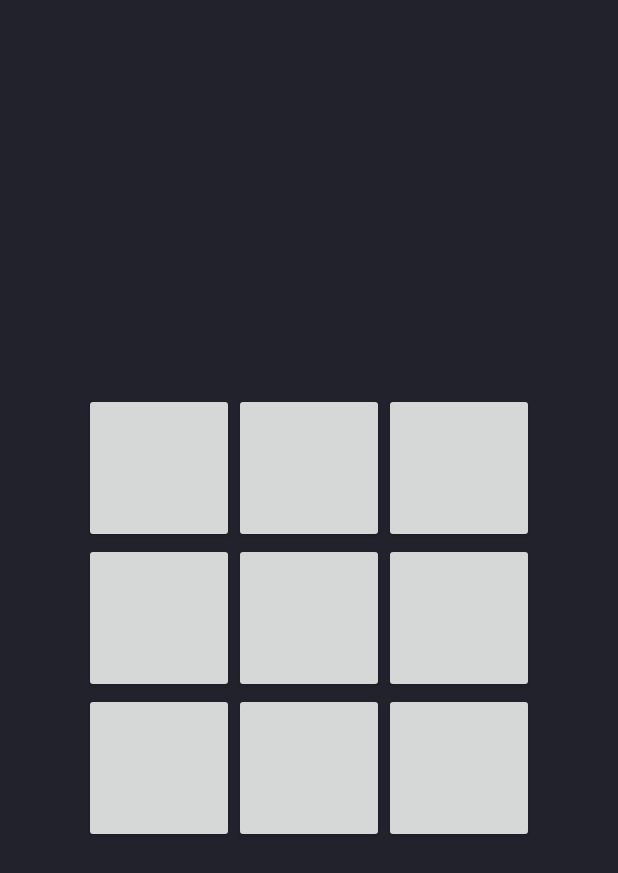
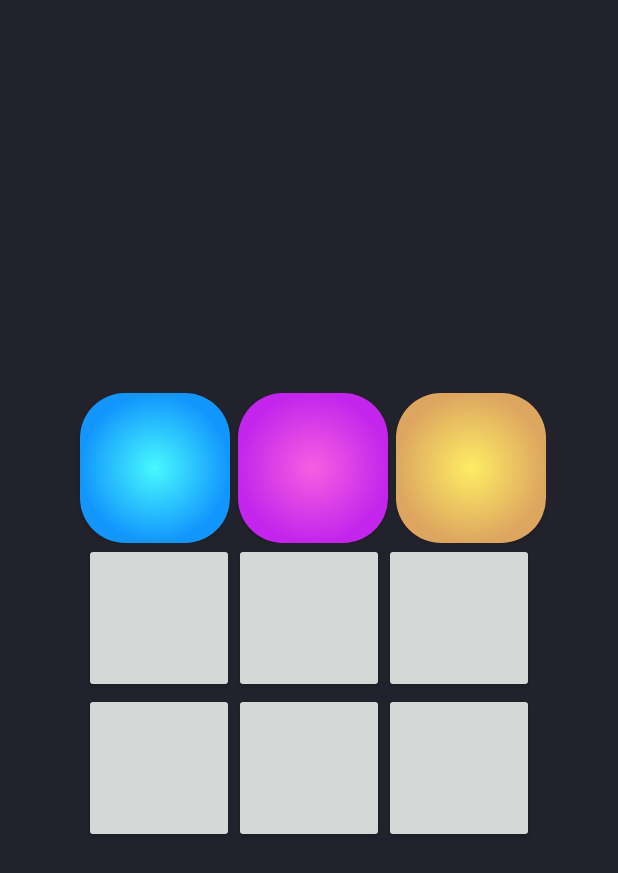
Before and after one commit to AskatDzhambulov/Android_drumPad, an Android app: the MainActivity screen opened directly, with no data from a screen before it, on a phone screen of 412 x 824 dp. Shown: the top 873 px of the screen. Run offline under Robolectric (Android 15) with nearby library versions, the light colour scheme and no system bars.

Commit message:
change 3 buttons colors

```diff
--- /dev/null
+++ b/app/src/main/res/drawable/blue_button.xml
@@ -0,0 +1,25 @@
+<?xml version="1.0" encoding="utf-8"?>
+<selector xmlns:android="http://schemas.android.com/apk/res/android">
+<item android:state_pressed="false">
+    <shape android:shape="rectangle">
+        <gradient android:startColor="@color/blueStartColor"
+            android:endColor="@color/blueEndColor"
+            android:type="radial"
+            android:angle="90"
+            android:gradientRadius="50dp"/>
+        <corners android:radius="30dp" />
+    </shape>
+</item>
+
+    <item android:state_pressed="true">
+        <shape android:shape="rectangle">
+            <gradient android:startColor="@color/blueStartColor"
+                android:endColor="@color/blueEndColor"
+                android:type="radial"
+                android:angle="90"
+                android:gradientRadius="100dp"/>
+            <corners android:radius="30dp" />
+        </shape>
+    </item>
+
+</selector>
--- /dev/null
+++ b/app/src/main/res/drawable/orange_button.xml
@@ -0,0 +1,25 @@
+<?xml version="1.0" encoding="utf-8"?>
+<selector xmlns:android="http://schemas.android.com/apk/res/android">
+<item android:state_pressed="false">
+    <shape android:shape="rectangle">
+        <gradient android:startColor="@color/orangeStartColor"
+            android:endColor="@color/orangeEndColor"
+            android:type="radial"
+            android:angle="90"
+            android:gradientRadius="50dp"/>
+        <corners android:radius="30dp" />
+    </shape>
+</item>
+
+    <item android:state_pressed="true">
+        <shape android:shape="rectangle">
+            <gradient android:startColor="@color/orangeStartColor"
+                android:endColor="@color/orangeEndColor"
+                android:type="radial"
+                android:angle="90"
+                android:gradientRadius="100dp"/>
+            <corners android:radius="30dp" />
+        </shape>
+    </item>
+
+</selector>
--- /dev/null
+++ b/app/src/main/res/drawable/purple_button.xml
@@ -0,0 +1,25 @@
+<?xml version="1.0" encoding="utf-8"?>
+<selector xmlns:android="http://schemas.android.com/apk/res/android">
+<item android:state_pressed="false">
+    <shape android:shape="rectangle">
+        <gradient android:startColor="@color/purpleStartColor"
+            android:endColor="@color/purpleEndColor"
+            android:type="radial"
+            android:angle="90"
+            android:gradientRadius="50dp"/>
+        <corners android:radius="30dp" />
+    </shape>
+</item>
+
+    <item android:state_pressed="true">
+        <shape android:shape="rectangle">
+            <gradient android:startColor="@color/purpleStartColor"
+                android:endColor="@color/purpleEndColor"
+                android:type="radial"
+                android:angle="90"
+                android:gradientRadius="100dp"/>
+            <corners android:radius="30dp" />
+        </shape>
+    </item>
+
+</selector>
--- a/app/src/main/res/layout/activity_main.xml
+++ b/app/src/main/res/layout/activity_main.xml
@@ -15,14 +15,20 @@
         android:layout_height="wrap_content"
         android:orientation="horizontal">
         <Button
+            android:background="@drawable/blue_button"
+            android:layout_marginLeft="5dp"
             android:onClick="playSound1"
             android:layout_width="100dp"
             android:layout_height="100dp" />
         <Button
+            android:background="@drawable/purple_button"
+            android:layout_marginLeft="5dp"
             android:onClick="playSound2"
             android:layout_width="100dp"
             android:layout_height="100dp" />
         <Button
+            android:background="@drawable/orange_button"
+            android:layout_marginLeft="5dp"
             android:onClick="playSound3"
             android:layout_width="100dp"
             android:layout_height="100dp" />
```
